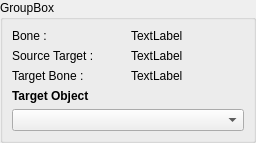
GaoShanPictures/GAOLIB, file gaolib/ui/constraintinfopairingwidget.ui: the form before one commit.
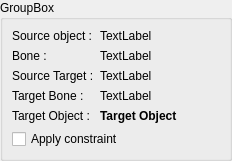
The form after the commit. Icons and pictures are not drawn.

Commit message: manage FFMPEG path in settings + manage constraints in multi pose and multi animation items

```diff
--- a/gaolib/ui/constraintinfopairingwidget.ui
+++ b/gaolib/ui/constraintinfopairingwidget.ui
@@ -6,8 +6,8 @@
    <rect>
     <x>0</x>
     <y>0</y>
-    <width>256</width>
-    <height>119</height>
+    <width>232</width>
+    <height>135</height>
    </rect>
   </property>
   <property name="styleSheet">
@@ -263,49 +263,52 @@
       <string>GroupBox</string>
      </property>
      <layout class="QGridLayout" name="gridLayout">
-      <item row="0" column="0">
+      <item row="1" column="0">
        <widget class="QLabel" name="label_1">
         <property name="text">
          <string>Bone :</string>
         </property>
        </widget>
       </item>
-      <item row="4" column="0">
+      <item row="6" column="1">
+       <widget class="QLabel" name="targetBoneLabel">
+        <property name="font">
+         <font>
+          <family>MS Shell Dlg 2</family>
+         </font>
+        </property>
+        <property name="text">
+         <string>TextLabel</string>
+        </property>
+        <property name="alignment">
+         <set>Qt::AlignLeading|Qt::AlignLeft|Qt::AlignVCenter</set>
+        </property>
+       </widget>
+      </item>
+      <item row="6" column="0">
        <widget class="QLabel" name="label_2">
         <property name="text">
          <string>Target Bone :</string>
         </property>
        </widget>
       </item>
-      <item row="7" column="0" colspan="2">
-       <widget class="QComboBox" name="comboBox">
-        <property name="sizePolicy">
-         <sizepolicy hsizetype="Expanding" vsizetype="Fixed">
-          <horstretch>0</horstretch>
-          <verstretch>0</verstretch>
-         </sizepolicy>
-        </property>
-        <property name="focusPolicy">
-         <enum>Qt::WheelFocus</enum>
-        </property>
-       </widget>
-      </item>
-      <item row="4" column="1">
-       <widget class="QLabel" name="targetBoneLabel">
-        <property name="font">
-         <font>
-          <family>MS Shell Dlg 2</family>
-         </font>
-        </property>
-        <property name="text">
-         <string>TextLabel</string>
-        </property>
-        <property name="alignment">
-         <set>Qt::AlignLeading|Qt::AlignLeft|Qt::AlignVCenter</set>
-        </property>
-       </widget>
-      </item>
       <item row="0" column="1">
+       <widget class="QLabel" name="sourceObjectLabel">
+        <property name="font">
+         <font>
+          <weight>50</weight>
+          <bold>false</bold>
+         </font>
+        </property>
+        <property name="text">
+         <string>TextLabel</string>
+        </property>
+        <property name="alignment">
+         <set>Qt::AlignLeading|Qt::AlignLeft|Qt::AlignVCenter</set>
+        </property>
+       </widget>
+      </item>
+      <item row="1" column="1">
        <widget class="QLabel" name="boneLabel">
         <property name="font">
          <font>
@@ -321,27 +324,33 @@
         </property>
        </widget>
       </item>
-      <item row="6" column="0">
+      <item row="8" column="0">
        <widget class="QLabel" name="label">
+        <property name="maximumSize">
+         <size>
+          <width>80</width>
+          <height>16777215</height>
+         </size>
+        </property>
         <property name="font">
          <font>
-          <weight>75</weight>
-          <bold>true</bold>
+          <weight>50</weight>
+          <bold>false</bold>
          </font>
         </property>
         <property name="text">
-         <string>Target Object</string>
+         <string>Target Object :</string>
         </property>
        </widget>
       </item>
-      <item row="1" column="0">
+      <item row="3" column="0">
        <widget class="QLabel" name="label_3">
         <property name="text">
          <string>Source Target :</string>
         </property>
        </widget>
       </item>
-      <item row="1" column="1">
+      <item row="3" column="1">
        <widget class="QLabel" name="sourceTargetLabel">
         <property name="font">
          <font>
@@ -356,6 +365,33 @@
         </property>
        </widget>
       </item>
+      <item row="8" column="1">
+       <widget class="QLabel" name="targetLabel">
+        <property name="font">
+         <font>
+          <weight>75</weight>
+          <bold>true</bold>
+         </font>
+        </property>
+        <property name="text">
+         <string>Target Object</string>
+        </property>
+       </widget>
+      </item>
+      <item row="0" column="0">
+       <widget class="QLabel" name="label_4">
+        <property name="text">
+         <string>Source object :</string>
+        </property>
+       </widget>
+      </item>
+      <item row="9" column="0" colspan="2">
+       <widget class="QCheckBox" name="applyConstraintCheckBox">
+        <property name="text">
+         <string>Apply constraint</string>
+        </property>
+       </widget>
+      </item>
      </layout>
     </widget>
    </item>
```
The commit also changes 13 other files.
